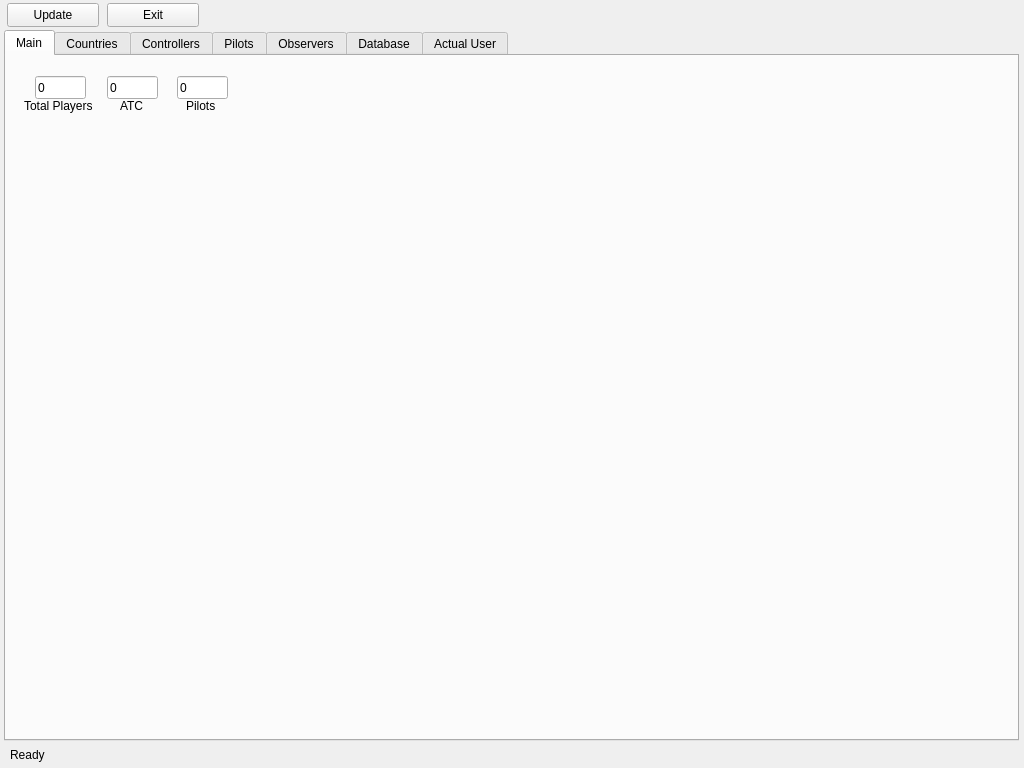
Old version of the form QtUI/MainWindow_UI.ui in the repository emper0r/IVAO-status.
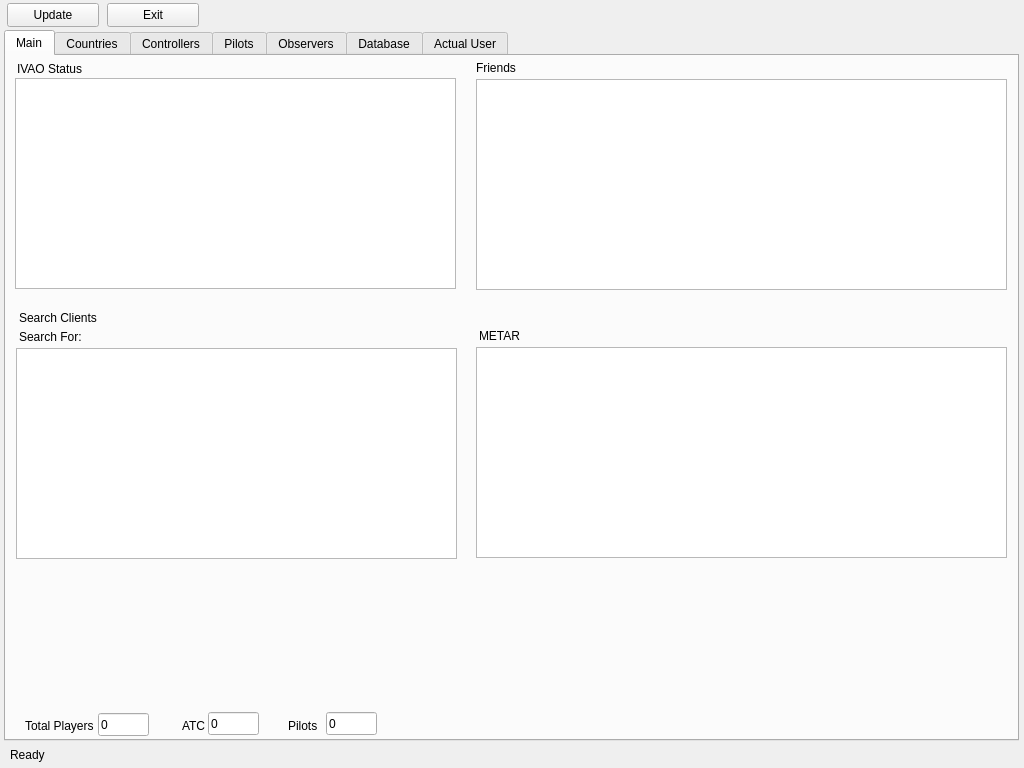
New version of the form.

```diff
--- a/QtUI/MainWindow_UI.ui
+++ b/QtUI/MainWindow_UI.ui
@@ -48,8 +48,8 @@
       </property>
       <property name="geometry">
        <rect>
-        <x>29</x>
-        <y>20</y>
+        <x>92</x>
+        <y>657</y>
         <width>51</width>
         <height>23</height>
        </rect>
@@ -67,8 +67,8 @@
       </property>
       <property name="geometry">
        <rect>
-        <x>101</x>
-        <y>20</y>
+        <x>202</x>
+        <y>656</y>
         <width>51</width>
         <height>23</height>
        </rect>
@@ -86,8 +86,8 @@
       </property>
       <property name="geometry">
        <rect>
-        <x>171</x>
-        <y>20</y>
+        <x>320</x>
+        <y>656</y>
         <width>51</width>
         <height>23</height>
        </rect>
@@ -102,8 +102,8 @@
      <widget class="QLabel" name="TotalPlayers_label">
       <property name="geometry">
        <rect>
-        <x>18</x>
-        <y>40</y>
+        <x>19</x>
+        <y>660</y>
         <width>71</width>
         <height>20</height>
        </rect>
@@ -115,8 +115,8 @@
      <widget class="QLabel" name="TotalAtc_label">
       <property name="geometry">
        <rect>
-        <x>114</x>
-        <y>40</y>
+        <x>176</x>
+        <y>660</y>
         <width>31</width>
         <height>20</height>
        </rect>
@@ -128,8 +128,8 @@
      <widget class="QLabel" name="TotalPilots_label">
       <property name="geometry">
        <rect>
-        <x>180</x>
-        <y>40</y>
+        <x>282</x>
+        <y>660</y>
         <width>41</width>
         <height>20</height>
        </rect>
@@ -138,6 +138,111 @@
        <string>Pilots</string>
       </property>
      </widget>
+     <widget class="QTableView" name="IVAOStatustableView">
+      <property name="geometry">
+       <rect>
+        <x>9</x>
+        <y>22</y>
+        <width>441</width>
+        <height>211</height>
+       </rect>
+      </property>
+     </widget>
+     <widget class="QLabel" name="IVAOStatusLabel">
+      <property name="geometry">
+       <rect>
+        <x>11</x>
+        <y>5</y>
+        <width>71</width>
+        <height>16</height>
+       </rect>
+      </property>
+      <property name="text">
+       <string>IVAO Status</string>
+      </property>
+     </widget>
+     <widget class="QTableWidget" name="FriendstableWidget">
+      <property name="geometry">
+       <rect>
+        <x>470</x>
+        <y>23</y>
+        <width>531</width>
+        <height>211</height>
+       </rect>
+      </property>
+     </widget>
+     <widget class="QLabel" name="FriendsLabel">
+      <property name="geometry">
+       <rect>
+        <x>470</x>
+        <y>4</y>
+        <width>51</width>
+        <height>16</height>
+       </rect>
+      </property>
+      <property name="text">
+       <string>Friends</string>
+      </property>
+     </widget>
+     <widget class="QLabel" name="SearchClientsLabel">
+      <property name="geometry">
+       <rect>
+        <x>13</x>
+        <y>254</y>
+        <width>91</width>
+        <height>16</height>
+       </rect>
+      </property>
+      <property name="text">
+       <string>Search Clients</string>
+      </property>
+     </widget>
+     <widget class="QTableWidget" name="SearchtableWidget">
+      <property name="geometry">
+       <rect>
+        <x>10</x>
+        <y>292</y>
+        <width>441</width>
+        <height>211</height>
+       </rect>
+      </property>
+     </widget>
+     <widget class="QLabel" name="SearchForLabel">
+      <property name="geometry">
+       <rect>
+        <x>13</x>
+        <y>273</y>
+        <width>81</width>
+        <height>16</height>
+       </rect>
+      </property>
+      <property name="text">
+       <string>Search For:</string>
+      </property>
+     </widget>
+     <widget class="QTableWidget" name="METARtableWidget">
+      <property name="geometry">
+       <rect>
+        <x>470</x>
+        <y>291</y>
+        <width>531</width>
+        <height>211</height>
+       </rect>
+      </property>
+     </widget>
+     <widget class="QLabel" name="MetarLabel">
+      <property name="geometry">
+       <rect>
+        <x>473</x>
+        <y>272</y>
+        <width>81</width>
+        <height>16</height>
+       </rect>
+      </property>
+      <property name="text">
+       <string>METAR</string>
+      </property>
+     </widget>
     </widget>
     <widget class="QWidget" name="countries">
      <attribute name="title">
```
Left out of the diff: 2 changed lines with no effect on the pictures.
